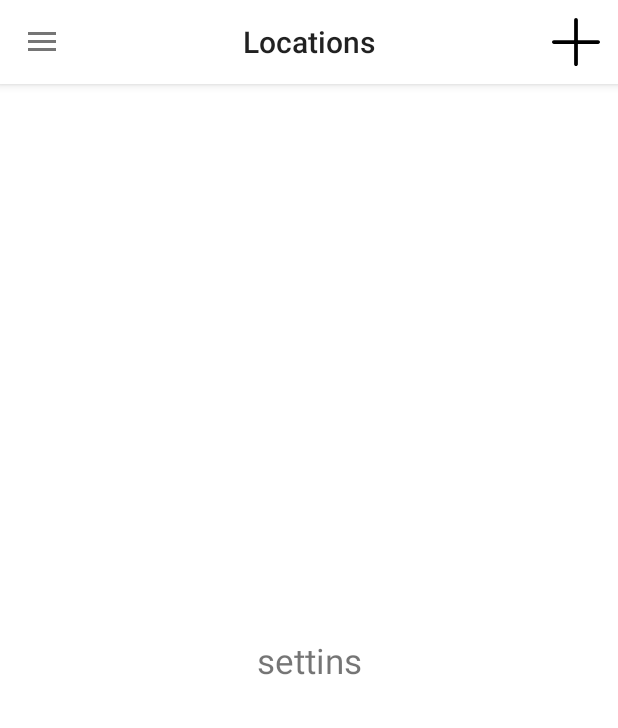
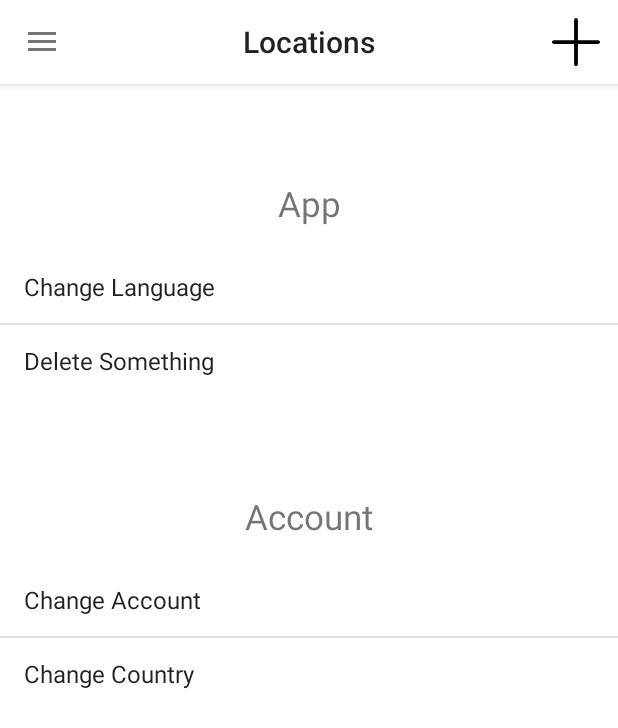
Before and after one commit to EdgarNX/SmartSolutions, an Android app: the fragment SettingsFragment placed in its activity, on a phone screen of 412 x 824 dp. Shown: the top 728 px of the screen. Run offline under Robolectric (Android 15) with nearby library versions, the phone set to English and light mode, and no system bars; our stand-ins replace Firebase (no records; nobody signed in at launch, a user with empty details on screens opened directly), Room's generated code; libraries missing offline, so code that uses them is left out: com.kwabenaberko.openweathermaplib; 1 statement that could not run was skipped.

Commit message:
generally small changes

```diff
--- a/app/src/main/java/com/neo/smartsolutions/devices/device_local_db/DeviceListAdapter.java
+++ b/app/src/main/java/com/neo/smartsolutions/devices/device_local_db/DeviceListAdapter.java
@@ -110,7 +110,6 @@ public class DeviceListAdapter extends RecyclerView.Adapter<DeviceListAdapter.De
         holder.getCardView().setOnLongClickListener(new View.OnLongClickListener() {
             @Override
             public boolean onLongClick(View v) {
-                //todo implement here the long click to edit
                 clickListener.onItemLongClick(currentDevice);
                 return false;
             }
--- a/app/src/main/java/com/neo/smartsolutions/settings/SettingsFragment.java
+++ b/app/src/main/java/com/neo/smartsolutions/settings/SettingsFragment.java
@@ -4,18 +4,53 @@ import android.os.Bundle;
 import android.view.LayoutInflater;
 import android.view.View;
 import android.view.ViewGroup;
+import android.widget.ArrayAdapter;
+import android.widget.Button;
+import android.widget.ListView;
 
 import androidx.fragment.app.Fragment;
 import androidx.viewpager.widget.ViewPager;
 
 import com.google.android.material.tabs.TabLayout;
+import com.neo.smartsolutions.HomeActivity;
 import com.neo.smartsolutions.R;
 
+import java.util.ArrayList;
+
 public class SettingsFragment extends Fragment {
+
+    private ListView appSettings;
+    private ListView accountSettings;
+
+    ArrayList<String> appSettingsList;
+    ArrayList<String> accountSettingsList;
 
     @Override
     public View onCreateView(LayoutInflater inflater, ViewGroup container, Bundle savedInstanceState) {
         return inflater.inflate(R.layout.s_fragment_settings, container, false);
     }
 
+    @Override
+    public void onViewCreated(View view, Bundle savedInstanceState) {
+        ListView appSettings = view.findViewById(R.id.appListView);
+        ListView accountSettings = view.findViewById(R.id.accountListView);
+
+        appSettingsList = new ArrayList<String>();
+        appSettingsList.add("Change Language");
+        appSettingsList.add("Delete Something");
+
+        accountSettingsList = new ArrayList<String>();
+        accountSettingsList.add("Change Account");
+        accountSettingsList.add("Change Country");
+
+        ArrayAdapter<String> appArrayAdapter =
+                new ArrayAdapter<String>(getContext(), android.R.layout.simple_list_item_1, appSettingsList);
+        appSettings.setAdapter(appArrayAdapter);
+
+
+        ArrayAdapter<String> accountArrayAdapter =
+                new ArrayAdapter<String>(getContext(), android.R.layout.simple_list_item_1, accountSettingsList);
+        accountSettings.setAdapter(accountArrayAdapter);
+    }
+
 }
--- /dev/null
+++ b/app/src/main/res/drawable/ic_baseline_info_24.xml
@@ -0,0 +1,10 @@
+<vector xmlns:android="http://schemas.android.com/apk/res/android"
+    android:width="24dp"
+    android:height="24dp"
+    android:viewportWidth="24"
+    android:viewportHeight="24"
+    android:tint="?attr/colorControlNormal">
+  <path
+      android:fillColor="@android:color/white"
+      android:pathData="M12,2C6.48,2 2,6.48 2,12s4.48,10 10,10 10,-4.48 10,-10S17.52,2 12,2zM13,17h-2v-6h2v6zM13,9h-2L11,7h2v2z"/>
+</vector>
--- a/app/src/main/res/layout/s_fragment_settings.xml
+++ b/app/src/main/res/layout/s_fragment_settings.xml
@@ -5,16 +5,44 @@
     android:layout_height="match_parent">
 
     <TextView
+        android:id="@+id/app"
         android:layout_width="match_parent"
         android:layout_height="wrap_content"
-        android:text="settins"
+        android:layout_marginTop="64dp"
+        android:text="@string/app"
         android:textAlignment="center"
         android:textSize="23sp"
-        app:layout_constraintBottom_toBottomOf="parent"
         app:layout_constraintEnd_toEndOf="parent"
         app:layout_constraintStart_toStartOf="parent"
-        app:layout_constraintTop_toTopOf="parent">
+        app:layout_constraintTop_toTopOf="parent" />
 
-    </TextView>
+    <ListView
+        android:id="@+id/appListView"
+        android:layout_width="fill_parent"
+        android:layout_height="wrap_content"
+        android:layout_marginTop="16dp"
+        app:layout_constraintEnd_toEndOf="parent"
+        app:layout_constraintStart_toStartOf="parent"
+        app:layout_constraintTop_toBottomOf="@+id/app" />
 
+    <TextView
+        android:id="@+id/account"
+        android:layout_width="match_parent"
+        android:layout_height="wrap_content"
+        android:layout_marginTop="64dp"
+        android:text="@string/account"
+        android:textAlignment="center"
+        android:textSize="23sp"
+        app:layout_constraintEnd_toEndOf="parent"
+        app:layout_constraintStart_toStartOf="parent"
+        app:layout_constraintTop_toBottomOf="@+id/appListView" />
+
+    <ListView
+        android:id="@+id/accountListView"
+        android:layout_width="fill_parent"
+        android:layout_height="wrap_content"
+        android:layout_marginTop="16dp"
+        app:layout_constraintEnd_toEndOf="parent"
+        app:layout_constraintStart_toStartOf="parent"
+        app:layout_constraintTop_toBottomOf="@+id/account" />
 </androidx.constraintlayout.widget.ConstraintLayout>
--- a/app/src/main/res/layout/w_fragment_welcome.xml
+++ b/app/src/main/res/layout/w_fragment_welcome.xml
@@ -59,7 +59,7 @@
         android:layout_marginEnd="8dp"
         android:gravity="center"
         android:paddingHorizontal="8dp"
-        android:text="@string/first_page_app_description"
+        android:text="@string/app_description"
         android:textColor="@android:color/tab_indicator_text"
         android:textSize="20sp"
         android:textStyle="bold"
--- a/app/src/main/res/menu/activity_main_drawer.xml
+++ b/app/src/main/res/menu/activity_main_drawer.xml
@@ -13,9 +13,9 @@
             android:icon="@drawable/ic_baseline_settings_24"
             android:title="@string/settings" />
         <item
-            android:id="@+id/nav_help"
-            android:icon="@drawable/ic_baseline_help_24"
-            android:title="@string/help" />
+            android:id="@+id/nav_about"
+            android:icon="@drawable/ic_baseline_info_24"
+            android:title="@string/about" />
         <item
             android:id="@+id/nav_logout"
             android:icon="@drawable/ic_baseline_logout_24"
--- a/app/src/main/res/values/strings.xml
+++ b/app/src/main/res/values/strings.xml
@@ -1,6 +1,6 @@
 <resources>
     <string name="app_name">SmartSolutions</string>
-    <string name="first_page_app_description">Save money and time with us. The best engineer group who can create the best and cheapest solutions for you.</string>
+    <string name="app_description">Save money and time with us. The best engineer group who can create the best and cheapest solutions for you.</string>
     <string name="welcome">Welcome</string>
     <string name="sign_up">Sign Up</string>
     <string name="log_in">Log In</string>
@@ -63,4 +63,7 @@
     <string name="update">Update</string>
     <string name="submit_color">Submit color</string>
     <string name="pick_a_color">Pick a color</string>
+    <string name="about">About</string>
+    <string name="app">App</string>
+    <string name="account">Account</string>
 </resources>
```
Also changed, not shown: app/build.gradle (+15 -5 lines), app/src/main/java/com/neo/smartsolutions/HomeActivity.java (+3 -4 lines), app/src/main/java/com/neo/smartsolutions/about/AboutFragment.java (added, +42 -0 lines), app/src/main/java/com/neo/smartsolutions/help/HelpFragment.java (deleted, +0 -19 lines), app/src/main/res/layout/s_fragment_about.xml (added, +19 -0 lines).
